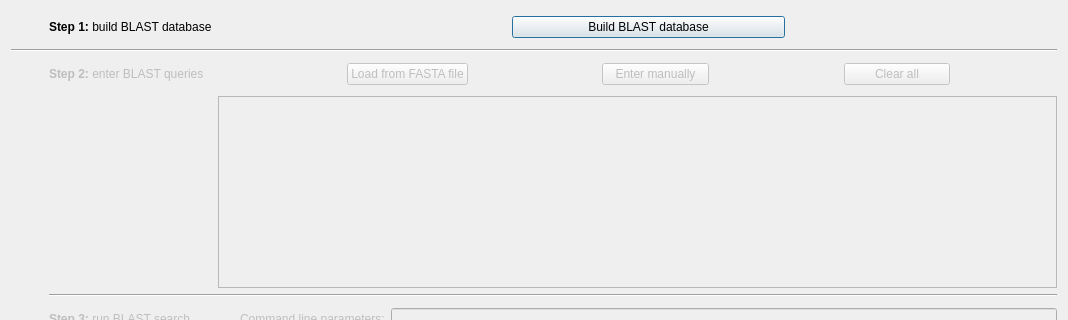
rrwick/Bandage, file ui/blastsearchdialog.ui: the form before one commit; both pictures show x 0 to 1068 and y 0 to 320 of the 1068 by 753 pixel window.
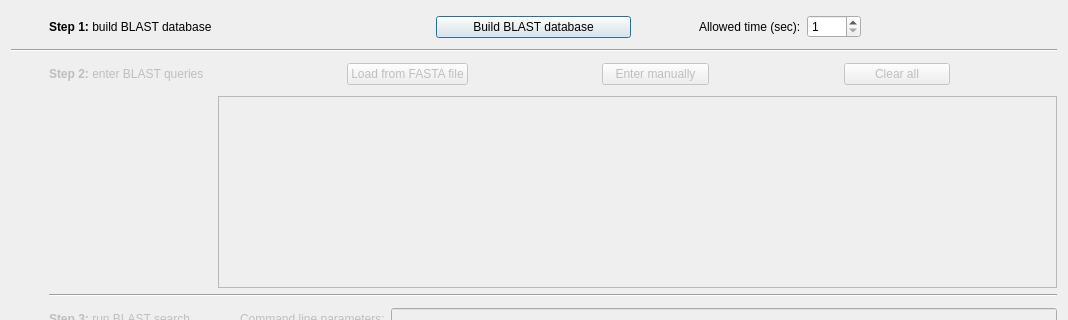
The form after the commit. Custom widgets are drawn as their Qt base class.

Commit message: Add timeout parameter to BLAST search dialog

Diff of the .ui file:
```diff
--- a/ui/blastsearchdialog.ui
+++ b/ui/blastsearchdialog.ui
@@ -91,6 +91,55 @@
         </property>
        </widget>
       </item>
+      <item>
+       <spacer name="horizontalSpacer_10">
+        <property name="orientation">
+         <enum>Qt::Horizontal</enum>
+        </property>
+        <property name="sizeType">
+         <enum>QSizePolicy::Fixed</enum>
+        </property>
+        <property name="sizeHint" stdset="0">
+         <size>
+          <width>40</width>
+          <height>20</height>
+         </size>
+        </property>
+       </spacer>
+      </item>
+      <item>
+       <widget class="InfoTextWidget" name="timeoutInfoText" native="true">
+        <property name="sizePolicy">
+         <sizepolicy hsizetype="Fixed" vsizetype="Fixed">
+          <horstretch>0</horstretch>
+          <verstretch>0</verstretch>
+         </sizepolicy>
+        </property>
+        <property name="minimumSize">
+         <size>
+          <width>16</width>
+          <height>16</height>
+         </size>
+        </property>
+       </widget>
+      </item>
+      <item>
+       <widget class="QLabel" name="timeoutLabel">
+        <property name="text">
+         <string>Allowed time (sec):</string>
+        </property>
+       </widget>
+      </item>
+      <item>
+       <widget class="QSpinBox" name="timeoutSpinBox">
+        <property name="minimum">
+         <number>1</number>
+        </property>
+        <property name="maximum">
+         <number>1000</number>
+        </property>
+       </widget>
+      </item>
       <item>
        <spacer name="horizontalSpacer_2">
         <property name="orientation">
```
Left out of the diff: 62 changed lines with no effect on the pictures. The commit also changes 4 other files.
